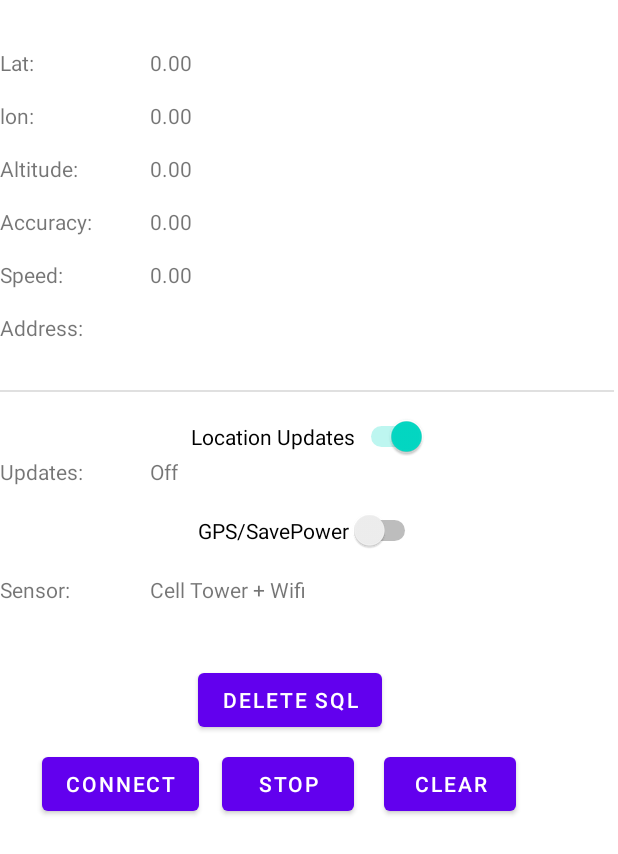
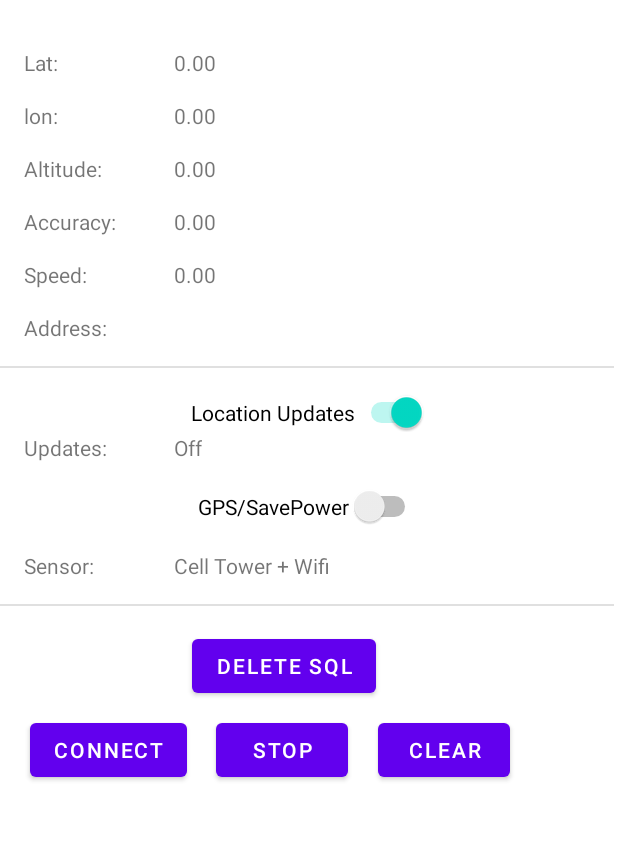
Before and after one commit to Dazmost/pothole-detection-app, an Android app: the screen it shows after launch (MainActivity), on a phone screen of 412 x 824 dp. Shown: the top 854 px of the screen. Run offline under Robolectric (Android 15) with nearby library versions, the phone set to English and light mode, and no system bars; network calls fail.

Commit message:
SVM prediction implemented and refactored XML layout

```diff
--- a/app/src/main/java/com/example/potholedetectionapp/MainActivity.java
+++ b/app/src/main/java/com/example/potholedetectionapp/MainActivity.java
@@ -4,8 +4,10 @@ import android.Manifest;
 import android.bluetooth.BluetoothAdapter;
 import android.bluetooth.BluetoothDevice;
 import android.bluetooth.BluetoothSocket;
+import android.content.Context;
 import android.content.Intent;
 import android.content.pm.PackageManager;
+import android.content.res.AssetManager;
 import android.database.Cursor;
 import android.location.Address;
 import android.location.Geocoder;
@@ -13,6 +15,7 @@ import android.location.Location;
 import android.os.Build;
 import android.os.Bundle;
 
+import com.example.potholedetectionapp.libsvm.svm_model;
 import com.google.android.gms.location.FusedLocationProviderClient;
 import com.google.android.gms.location.LocationCallback;
 import com.google.android.gms.location.LocationRequest;
@@ -21,6 +24,7 @@ import com.google.android.gms.location.LocationServices;
 import com.google.android.gms.tasks.OnSuccessListener;
 
 import androidx.annotation.NonNull;
+import androidx.annotation.RequiresApi;
 import androidx.appcompat.app.AppCompatActivity;
 import androidx.core.app.ActivityCompat;
 
@@ -35,8 +39,10 @@ import android.widget.Switch;
 import android.widget.TextView;
 import android.widget.Toast;
 
+import java.io.BufferedReader;
 import java.io.IOException;
 import java.io.InputStream;
+import java.io.InputStreamReader;
 import java.io.OutputStream;
 import java.util.ArrayList;
 import java.util.Calendar;
@@ -45,6 +51,11 @@ import java.util.List;
 import java.util.Set;
 import java.util.UUID;
 
+import static com.example.potholedetectionapp.SVM.normalize_features;
+import static com.example.potholedetectionapp.SVM.svmPredict;
+import static com.example.potholedetectionapp.SVM.svm_load_model;
+
+@RequiresApi(api = Build.VERSION_CODES.N)
 public class MainActivity extends AppCompatActivity {
 
     //LOCATION VARIABLES v//////////////////////////////////////////////////////////////////////////
@@ -99,12 +110,23 @@ public class MainActivity extends AppCompatActivity {
     boolean stopThread;
     //BLUETOOTH VARIABLES ^/////////////////////////////////////////////////////////////////////////
 
-
+    //SVM VARIABLES v///////////////////////////////////////////////////////////////////////////////
+    AssetManager am;
+    svm_model test_load_model;
+    //SVM VARIABLES ^///////////////////////////////////////////////////////////////////////////////
 
     @Override
     protected void onCreate(Bundle savedInstanceState) {
         super.onCreate(savedInstanceState);
         setContentView(R.layout.activity_main);
+
+        //AssetManager am = getAssets();
+        try {
+            test_load_model = svm_load_model("svm_model", this);
+        } catch (IOException e) {
+            e.printStackTrace();
+        }
+
 
         //LOCATION UI v/////////////////////////////////////////////////////////////////////////////
         //give each UI variable a value
@@ -202,6 +224,15 @@ public class MainActivity extends AppCompatActivity {
         setUiEnabled(false);
         //BLUETOOTH UI ^////////////////////////////////////////////////////////////////////////////
     }
+
+//    public BufferedReader svm_load_model() throws IOException
+//    {
+//        AssetManager am = this.getAssets();
+//        InputStream is = am.open("testing.txt");
+//        //return svm_load_model(new BufferedReader(new FileReader(model_file_name)));
+////        InputStream inputStream = getAssets().open("testing.txt");
+//        return new svm_load_model(BufferedReader(new InputStreamReader(is)));//contextApp.getAssets()
+//    }
 
 
 
@@ -561,6 +592,7 @@ public class MainActivity extends AppCompatActivity {
                            //final String temp4 =new String(string.substring(0,1));
 
                             handler.post(new Runnable() {
+                                @RequiresApi(api = Build.VERSION_CODES.N)
                                 public void run()
                                 {
                                     //textView.append(String.valueOf(dataLength));
@@ -571,6 +603,28 @@ public class MainActivity extends AppCompatActivity {
                                     //    seeData = false;
                                     //}
 
+
+                                    //SVM v//////////////////////////////////////////////////////////
+                                    //38	445	2733	203	389	3031 Label:1
+                                    //2	6	2174	-7	6	2183 Label: 0
+                                    //313	-59	2207	302	-198	2276 Label:1
+                                    //178	-98	2250	325	16	2126 Label:1
+                                    //-78	26	2194	-54	53	2142 Label:0
+                                    // Feature[feature_index][feature_value]
+                                    double[][] features = new double[1][6];
+                                    features[0][0] = 38;
+                                    features[0][1] = 445;
+                                    features[0][2] = 2733;
+                                    features[0][3] = 203;
+                                    features[0][4] = 389;
+                                    features[0][5] = 3031;
+
+                                    normalize_features(features);
+                                    double[] ypred = svmPredict(features, test_load_model);
+                                    System.out.println("(Actual:" + 1 + " Prediction:" + ypred[0] + ")");
+                                    //SVM ^//////////////////////////////////////////////////////////
+
+                                    textView.setText("");//ADDED TO CLEAR TEXT
                                     textView.append ("Temp = ");
                                     textView.append(String.valueOf(temp3));
                                     textView.append (" Humidity = ");
@@ -579,6 +633,7 @@ public class MainActivity extends AppCompatActivity {
                                         textView.append (" Too High!");
                                     }
                                     textView.append ("\n");
+                                    textView.append ("(Actual:" + 1 + " Prediction:" + ypred[0] + ")");
                                 }
                             });
 
--- a/app/src/main/res/layout/activity_main.xml
+++ b/app/src/main/res/layout/activity_main.xml
@@ -10,6 +10,7 @@
         android:id="@+id/tv_labellat"
         android:layout_width="100dp"
         android:layout_height="wrap_content"
+        android:layout_marginStart="16dp"
         android:layout_marginTop="32dp"
         android:text="Lat:"
         app:layout_constraintStart_toStartOf="parent"
@@ -28,6 +29,7 @@
         android:id="@+id/tv_labellon"
         android:layout_width="100dp"
         android:layout_height="wrap_content"
+        android:layout_marginStart="16dp"
         android:layout_marginTop="16dp"
         android:text="lon:"
         app:layout_constraintStart_toStartOf="parent"
@@ -46,6 +48,7 @@
         android:id="@+id/tv_labelaltitude"
         android:layout_width="100dp"
         android:layout_height="wrap_content"
+        android:layout_marginStart="16dp"
         android:layout_marginTop="16dp"
         android:text="Altitude:"
         app:layout_constraintStart_toStartOf="parent"
@@ -63,6 +66,7 @@
         android:id="@+id/tv_labelaccuracy"
         android:layout_width="100dp"
         android:layout_height="wrap_content"
+        android:layout_marginStart="16dp"
         android:layout_marginTop="16dp"
         android:text="Accuracy:"
         app:layout_constraintStart_toStartOf="parent"
@@ -80,6 +84,7 @@
         android:id="@+id/tv_labelspeed"
         android:layout_width="100dp"
         android:layout_height="wrap_content"
+        android:layout_marginStart="16dp"
         android:layout_marginTop="16dp"
         android:text="Speed:"
         app:layout_constraintStart_toStartOf="parent"
@@ -97,6 +102,7 @@
         android:id="@+id/tv_labelsensor"
         android:layout_width="100dp"
         android:layout_height="wrap_content"
+        android:layout_marginStart="16dp"
         android:layout_marginTop="16dp"
         android:text="Sensor:"
         app:layout_constraintStart_toStartOf="parent"
@@ -114,6 +120,7 @@
         android:id="@+id/tv_labelupdates"
         android:layout_width="100dp"
         android:layout_height="wrap_content"
+        android:layout_marginStart="16dp"
         android:text="Updates:"
         app:layout_constraintStart_toStartOf="parent"
         app:layout_constraintTop_toBottomOf="@+id/sw_locationsupdates" />
@@ -149,8 +156,12 @@
 
     <TextView
         android:id="@+id/tv_address"
-        android:layout_width="wrap_content"
+        android:layout_width="match_parent"
         android:layout_height="wrap_content"
+        android:maxLines="2"
+        android:layout_marginRight="28dp"
+        android:layout_marginLeft="118dp"
+        app:layout_constraintLeft_toRightOf="@id/tv_lbladdress"
         app:layout_constraintStart_toEndOf="@+id/tv_lbladdress"
         app:layout_constraintTop_toTopOf="@+id/tv_lbladdress" />
 
@@ -158,6 +169,7 @@
         android:id="@+id/tv_lbladdress"
         android:layout_width="100dp"
         android:layout_height="wrap_content"
+        android:layout_marginStart="16dp"
         android:layout_marginTop="16dp"
         android:text="Address:"
         app:layout_constraintStart_toStartOf="parent"
@@ -167,29 +179,39 @@
         android:id="@+id/divider"
         android:layout_width="409dp"
         android:layout_height="1dp"
-        android:layout_marginTop="32dp"
+        android:layout_marginTop="16dp"
         android:background="?android:attr/listDivider"
         app:layout_constraintTop_toBottomOf="@+id/tv_address"
+        tools:layout_editor_absoluteX="1dp" />
+
+    <View
+        android:id="@+id/divider2"
+        android:layout_width="409dp"
+        android:layout_height="1dp"
+        android:layout_marginTop="16dp"
+        android:background="?android:attr/listDivider"
+        app:layout_constraintTop_toBottomOf="@+id/tv_sensor"
         tools:layout_editor_absoluteX="1dp" />
 
     <Button
         android:id="@+id/btn_deleteSQL"
         android:layout_width="wrap_content"
         android:layout_height="wrap_content"
-        android:layout_marginStart="132dp"
-        android:layout_marginTop="40dp"
+        android:layout_marginStart="128dp"
+        android:layout_marginTop="16dp"
         android:text="Delete SQL"
         app:layout_constraintStart_toStartOf="parent"
-        app:layout_constraintTop_toBottomOf="@+id/tv_sensor" />
+        app:layout_constraintTop_toBottomOf="@+id/divider2" />
 
     <Button
         android:id="@+id/connect"
         android:layout_width="wrap_content"
         android:layout_height="wrap_content"
-        android:layout_marginStart="28dp"
+        android:layout_marginStart="20dp"
         android:layout_marginTop="8dp"
         android:onClick="onClickStart"
         android:text="Connect"
+        app:layout_constraintRight_toLeftOf="@id/stop"
         app:layout_constraintStart_toStartOf="parent"
         app:layout_constraintTop_toBottomOf="@+id/btn_deleteSQL" />
 
@@ -197,11 +219,12 @@
         android:id="@+id/stop"
         android:layout_width="wrap_content"
         android:layout_height="wrap_content"
-        android:layout_marginStart="148dp"
+        android:layout_marginStart="144dp"
         android:layout_marginTop="8dp"
         android:onClick="onClickStop"
         android:text="Stop"
         app:layout_constraintLeft_toRightOf="@id/connect"
+        app:layout_constraintRight_toLeftOf="@id/clear"
         app:layout_constraintStart_toStartOf="parent"
         app:layout_constraintTop_toBottomOf="@+id/btn_deleteSQL" />
 
@@ -209,7 +232,7 @@
         android:id="@+id/clear"
         android:layout_width="wrap_content"
         android:layout_height="wrap_content"
-        android:layout_marginStart="256dp"
+        android:layout_marginStart="252dp"
         android:layout_marginTop="8dp"
         android:onClick="onClickClear"
         android:text="Clear"
```
Also changed, not shown: app/src/main/java/com/example/potholedetectionapp/SVM.java (+59 -112 lines), app/src/main/assets/testing.txt (added), 2 other files.
